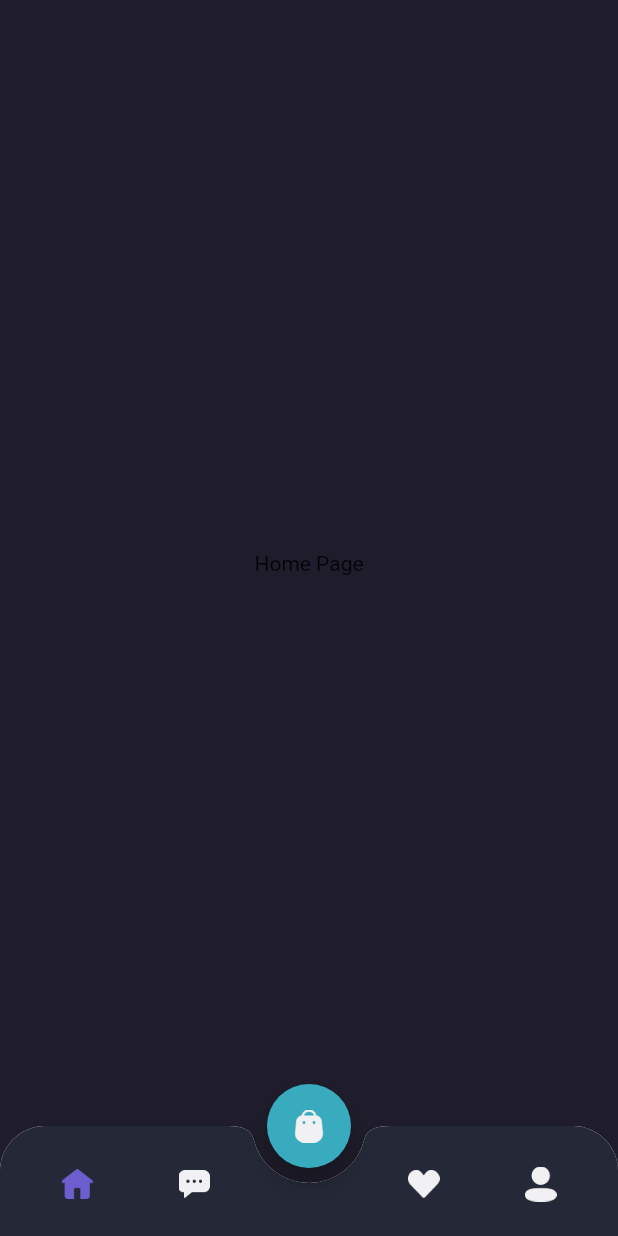
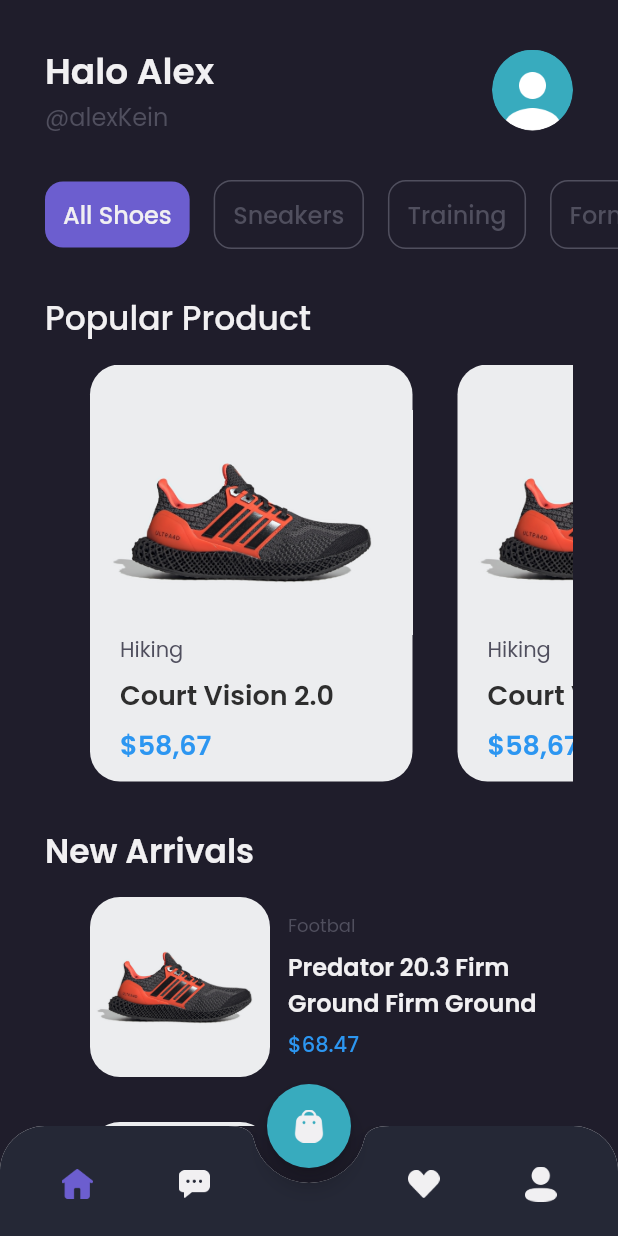
Before and after one commit to adamfachreza/shamo, a Flutter app: the MainPage screen opened by its route, on a phone screen of 412 x 824 dp. Run offline on Flutter 3.47's test engine with Material 2 defaults, Android fonts, the phone set to English and light mode, and no system bars; our stand-ins replace google_fonts.

Commit message:
[Add] popular product and new arivals produk on homepage

```diff
--- a/lib/pages/home/home_page.dart
+++ b/lib/pages/home/home_page.dart
@@ -1,12 +1,189 @@
 import 'package:flutter/material.dart';
+import 'package:shamo/pages/widgets/new_arrival.dart';
+import 'package:shamo/pages/widgets/product_card.dart';
+import 'package:shamo/theme.dart';
 
 class HomePage extends StatelessWidget {
   const HomePage({super.key});
 
   @override
   Widget build(BuildContext context) {
-    return const Center(
-      child: Text('Home Page'),
+    Widget header() {
+      return Container(
+        margin: EdgeInsets.only(
+            top: defaultMargin, left: defaultMargin, right: defaultMargin),
+        child: Row(
+          children: [
+            Expanded(
+              child: Column(
+                crossAxisAlignment: CrossAxisAlignment.start,
+                children: [
+                  Text(
+                    'Halo Alex',
+                    style: primaryTextStyle.copyWith(
+                        fontSize: 24, fontWeight: semiBold),
+                    overflow: TextOverflow.ellipsis,
+                  ),
+                  Text(
+                    '@alexKein',
+                    style: subtitleTextStyle.copyWith(fontSize: 16),
+                  ),
+                ],
+              ),
+            ),
+            Container(
+              width: 54,
+              height: 54,
+              decoration: BoxDecoration(
+                  shape: BoxShape.circle,
+                  image: DecorationImage(
+                      image: AssetImage('assets/image_profile.png'))),
+            )
+          ],
+        ),
+      );
+    }
+
+    Widget categpries() {
+      return Container(
+        margin: EdgeInsets.only(top: defaultMargin),
+        child: SingleChildScrollView(
+          scrollDirection: Axis.horizontal,
+          child: Row(
+            children: [
+              SizedBox(
+                width: defaultMargin,
+              ),
+              Container(
+                padding: EdgeInsets.symmetric(
+                  horizontal: 12,
+                  vertical: 10,
+                ),
+                margin: EdgeInsets.only(right: 16),
+                decoration: BoxDecoration(
+                    borderRadius: BorderRadius.circular(12),
+                    color: primaryColor),
+                child: Text(
+                  'All Shoes',
+                  style: primaryTextStyle.copyWith(
+                      fontSize: 16, fontWeight: medium),
+                ),
+              ),
+              Container(
+                padding: EdgeInsets.symmetric(
+                  horizontal: 12,
+                  vertical: 10,
+                ),
+                margin: EdgeInsets.only(right: 16),
+                decoration: BoxDecoration(
+                    borderRadius: BorderRadius.circular(12),
+                    border: Border.all(color: subtitleColor),
+                    color: transparentColor),
+                child: Text(
+                  'Sneakers',
+                  style: secondaryTextStyle.copyWith(
+                      fontSize: 16, fontWeight: medium),
+                ),
+              ),
+              Container(
+                padding: EdgeInsets.symmetric(
+                  horizontal: 12,
+                  vertical: 10,
+                ),
+                margin: EdgeInsets.only(right: 16),
+                decoration: BoxDecoration(
+                    borderRadius: BorderRadius.circular(12),
+                    border: Border.all(color: subtitleColor),
+                    color: transparentColor),
+                child: Text(
+                  'Training',
+                  style: secondaryTextStyle.copyWith(
+                      fontSize: 16, fontWeight: medium),
+                ),
+              ),
+              Container(
+                padding: EdgeInsets.symmetric(
+                  horizontal: 12,
+                  vertical: 10,
+                ),
+                margin: EdgeInsets.only(right: 16),
+                decoration: BoxDecoration(
+                    borderRadius: BorderRadius.circular(12),
+                    border: Border.all(color: subtitleColor),
+                    color: transparentColor),
+                child: Text(
+                  'Formal',
+                  style: secondaryTextStyle.copyWith(
+                      fontSize: 16, fontWeight: medium),
+                ),
+              ),
+            ],
+          ),
+        ),
+      );
+    }
+
+    Widget popularProducts() {
+      return Container(
+        margin: EdgeInsets.only(
+            top: defaultMargin, left: defaultMargin, right: defaultMargin),
+        child: Column(
+          crossAxisAlignment: CrossAxisAlignment.start,
+          children: [
+            Text(
+              'Popular Product',
+              style:
+                  primaryTextStyle.copyWith(fontSize: 22, fontWeight: medium),
+            ),
+            Container(
+              margin: EdgeInsets.only(top: 14),
+              child: SingleChildScrollView(
+                scrollDirection: Axis.horizontal,
+                child: Row(
+                  children: [
+                    SizedBox(
+                      width: defaultMargin,
+                    ),
+                    Row(
+                      children: [
+                        ProductCard(),
+                        ProductCard(),
+                        ProductCard(),
+                      ],
+                    )
+                  ],
+                ),
+              ),
+            )
+          ],
+        ),
+      );
+    }
+
+    Widget newArrivals() {
+      return Container(
+        margin: EdgeInsets.only(top: defaultMargin, left: defaultMargin),
+        child: Column(
+          crossAxisAlignment: CrossAxisAlignment.start,
+          children: [
+            Text(
+              'New Arrivals',
+              style:
+                  primaryTextStyle.copyWith(fontSize: 22, fontWeight: semiBold),
+            ),
+            Container(
+              margin: EdgeInsets.only(top: 14),
+              child: Column(
+                children: [NewArrivals(), NewArrivals()],
+              ),
+            )
+          ],
+        ),
+      );
+    }
+
+    return ListView(
+      children: [header(), categpries(), popularProducts(), newArrivals()],
     );
   }
 }
--- /dev/null
+++ b/lib/pages/widgets/new_arrival.dart
@@ -0,0 +1,54 @@
+import 'package:flutter/material.dart';
+import 'package:shamo/theme.dart';
+
+class NewArrivals extends StatelessWidget {
+  const NewArrivals({super.key});
+
+  @override
+  Widget build(BuildContext context) {
+    return Container(
+      margin: EdgeInsets.only(
+          left: defaultMargin, right: defaultMargin, bottom: defaultMargin),
+      child: Row(
+        children: [
+          ClipRRect(
+            borderRadius: BorderRadius.circular(20),
+            child: Image.asset(
+              'assets/image_shoes.png',
+              width: 120,
+              height: 120,
+              fit: BoxFit.cover,
+            ),
+          ),
+          SizedBox(width: 12),
+          Expanded(
+              child: Column(
+            crossAxisAlignment: CrossAxisAlignment.start,
+            children: [
+              Text(
+                'Footbal',
+                style: secondaryTextStyle.copyWith(fontSize: 12),
+              ),
+              SizedBox(
+                height: 6,
+              ),
+              Text(
+                'Predator 20.3 Firm Ground Firm Ground',
+                style: primaryTextStyle.copyWith(
+                    fontSize: 16, fontWeight: semiBold),
+              ),
+              SizedBox(
+                height: 6,
+              ),
+              Text(
+                '\$68.47',
+                style:
+                    priceTextStyle.copyWith(fontSize: 14, fontWeight: medium),
+              ),
+            ],
+          ))
+        ],
+      ),
+    );
+  }
+}
--- /dev/null
+++ b/lib/pages/widgets/product_card.dart
@@ -0,0 +1,60 @@
+import 'package:flutter/material.dart';
+import 'package:shamo/theme.dart';
+
+class ProductCard extends StatelessWidget {
+  const ProductCard({super.key});
+
+  @override
+  Widget build(BuildContext context) {
+    return Container(
+      width: 215,
+      height: 278,
+      margin: EdgeInsets.only(right: defaultMargin),
+      decoration: BoxDecoration(
+          borderRadius: BorderRadius.circular(20), color: backgroundColor6),
+      child: Column(
+        crossAxisAlignment: CrossAxisAlignment.start,
+        children: [
+          SizedBox(
+            height: 30,
+          ),
+          Image.asset(
+            'assets/image_shoes.png',
+            width: 215,
+            height: 150,
+            fit: BoxFit.cover,
+          ),
+          Container(
+            margin: EdgeInsets.symmetric(horizontal: 20),
+            child: Column(
+              crossAxisAlignment: CrossAxisAlignment.start,
+              children: [
+                Text(
+                  'Hiking',
+                  style: secondaryTextStyle,
+                ),
+                SizedBox(
+                  height: 6,
+                ),
+                Text(
+                  'Court Vision 2.0',
+                  style: blackTextStyle.copyWith(
+                      fontSize: 18, fontWeight: semiBold),
+                  overflow: TextOverflow.ellipsis,
+                ),
+                SizedBox(
+                  height: 6,
+                ),
+                Text(
+                  '\$58,67',
+                  style: priceTextStyle.copyWith(
+                      fontSize: 18, fontWeight: semiBold),
+                )
+              ],
+            ),
+          )
+        ],
+      ),
+    );
+  }
+}
```
